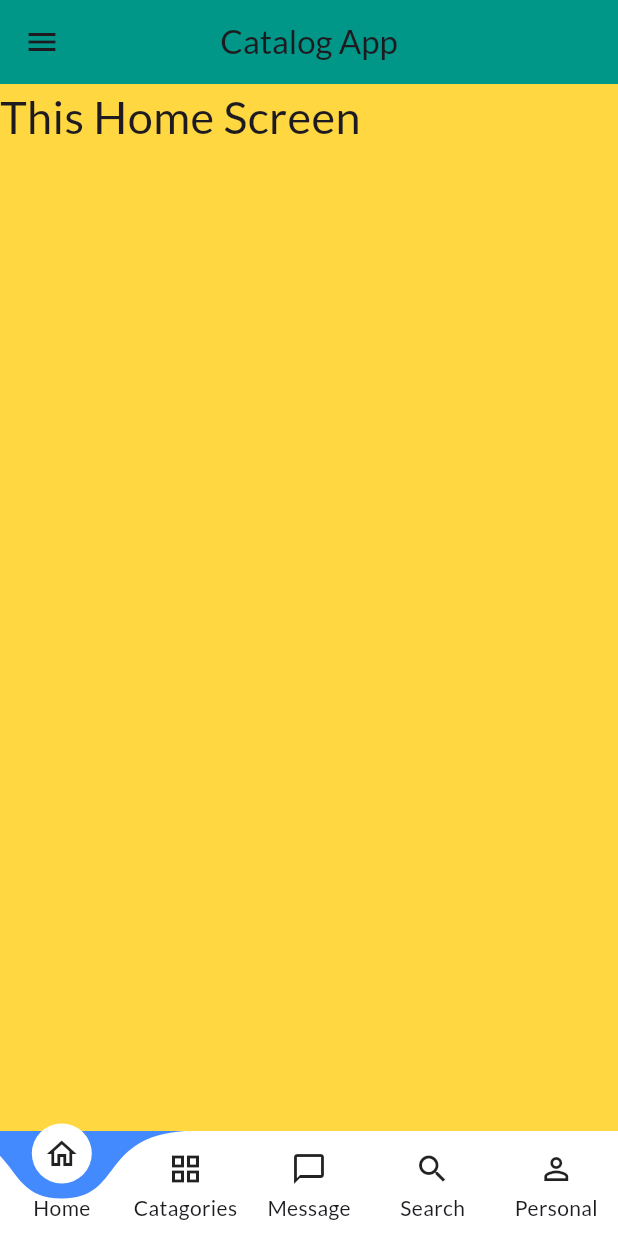
After one commit to TechSphere-Dev/Flutter-Login-Page-UI, a Flutter app: the Home screen opened directly, on a phone screen of 412 x 824 dp. The commit adds this screen. Run offline on Flutter 3.47's test engine with Material 3 defaults, Android fonts, the phone set to English and light mode, and no system bars; drawn by our look-alikes of curved_labeled_navigation_bar; our stand-ins replace font_awesome_flutter, google_fonts.

Commit message:
Add Different Screens To Buttom Nevigation bar

```diff
--- a/lib/Login.dart
+++ b/lib/Screens/Login.dart
@@ -1,5 +1,5 @@
 import 'package:flutter/material.dart';
-import 'package:flutter_course/home_page.dart';
+import 'package:flutter_course/Screens/MainScreen.dart';
 
 class LoginScreen extends StatefulWidget {
   const LoginScreen({super.key});
@@ -163,7 +163,7 @@ class _LoginScreenState extends State<LoginScreen> {
                       );
                       Navigator.pushReplacement(
                         context,
-                        MaterialPageRoute(builder: (context) => home()),
+                        MaterialPageRoute(builder: (context) => Home()),
                       );
                     }
                   },
--- /dev/null
+++ b/lib/Screens/MainScreen.dart
@@ -0,0 +1,73 @@
+import 'package:flutter/material.dart';
+import 'package:flutter_course/Subscreens/Catagories.dart';
+import 'package:flutter_course/Subscreens/HomeScreen.dart';
+import 'package:flutter_course/Subscreens/SearchScreen.dart';
+import 'package:flutter_course/Subscreens/chatScreen.dart';
+import 'package:flutter_course/Subscreens/profilescreen.dart';
+import 'package:flutter_course/widgets/drawer.dart';
+import 'package:curved_labeled_navigation_bar/curved_navigation_bar.dart';
+import 'package:curved_labeled_navigation_bar/curved_navigation_bar_item.dart';
+import 'package:font_awesome_flutter/font_awesome_flutter.dart';
+class Home extends StatefulWidget {
+  const Home({super.key});
+
+  @override
+  State<Home> createState() => _HomeState();
+}
+
+class _HomeState extends State<Home> {
+  int _selectedIndex = 0;
+  final List<Widget> _screens = [
+    HomeScreen(),
+    CatagoryScreen(),
+    ChatScreen(),
+    seachScreen(),
+    ProfileScreen(),
+  ];
+  @override
+  Widget build(BuildContext context) {
+    return Scaffold(
+      appBar: AppBar(
+        title: Text('Catalog App'),
+        centerTitle: true,
+      ),
+      drawer: Mydrawer(),
+      body: _screens[_selectedIndex],
+
+      bottomNavigationBar: SafeArea(
+        top: false,
+        child: CurvedNavigationBar(
+          backgroundColor: Colors.blueAccent,
+          index: _selectedIndex,
+          items: const [
+            CurvedNavigationBarItem(
+              child: Icon(Icons.home_outlined),
+              label: 'Home',
+            ),
+            CurvedNavigationBarItem(
+              child: Icon(Icons.grid_view,),
+              label: 'Catagories',
+            ),
+            CurvedNavigationBarItem(
+              child: Icon(Icons.messenger_outline_outlined),
+              label: 'Message',
+            ),
+            CurvedNavigationBarItem(
+              child: Icon(Icons.search_outlined),
+              label: 'Search',
+            ),
+            CurvedNavigationBarItem(
+              child: Icon(Icons.perm_identity),
+              label: 'Personal',
+            ),
+          ],
+          onTap: (index) {
+            setState(() {
+              _selectedIndex = index;
+            });
+          },
+        ),
+      ),
+    );
+  }
+}
--- /dev/null
+++ b/lib/Subscreens/HomeScreen.dart
@@ -0,0 +1,21 @@
+import 'package:flutter/material.dart';
+class HomeScreen extends StatefulWidget {
+  const HomeScreen({super.key});
+
+  @override
+  State<HomeScreen> createState() => _HomeScreenState();
+}
+
+class _HomeScreenState extends State<HomeScreen> {
+  @override
+  Widget build(BuildContext context) {
+    return Scaffold(
+      body: Container(
+        width: double.infinity,
+        height: double.infinity,
+        color: Colors.amberAccent,
+        child: Text('This Home Screen' , style: TextStyle(fontSize: 30),),
+      ),
+    );
+  }
+}
--- a/lib/main.dart
+++ b/lib/main.dart
@@ -1,5 +1,5 @@
 import 'package:flutter/material.dart';
-import 'package:flutter_course/Login.dart';
+import 'package:flutter_course/Screens/Login.dart';
 import 'package:flutter_course/widgets/themes.dart';
 void main() {
   runApp(const MyApp());
@@ -14,7 +14,7 @@ class MyApp extends StatelessWidget {
     return MaterialApp(
       theme: Mytheme.lightTheme(context),
       debugShowCheckedModeBanner: false,
-      home: LoginScreen(),
+      home: LoginScreen()
     );
         }
 }
--- a/lib/widgets/drawer.dart
+++ b/lib/widgets/drawer.dart
@@ -1,5 +1,5 @@
 import 'package:flutter/material.dart';
-import 'package:flutter_course/Login.dart';
+import 'package:flutter_course/Screens/Login.dart';
 
 class Mydrawer extends StatelessWidget {
   const Mydrawer({super.key});
--- a/pubspec.yaml
+++ b/pubspec.yaml
@@ -30,7 +30,8 @@ environment:
 dependencies:
   flutter:
     sdk: flutter
-
+  curved_labeled_navigation_bar: ^2.0.6
+  font_awesome_flutter: ^10.8.0
   # The following adds the Cupertino Icons font to your application.
   # Use with the CupertinoIcons class for iOS style icons.
   cupertino_icons: ^1.0.8
```
Also changed, not shown: lib/Subscreens/Catagories.dart (added, +21 -0 lines), lib/Subscreens/SearchScreen.dart (added, +21 -0 lines), lib/Subscreens/chatScreen.dart (added, +21 -0 lines), lib/Subscreens/profilescreen.dart (added, +21 -0 lines), lib/home_page.dart (deleted, +0 -21 lines), pubspec.lock, 1 other file.
